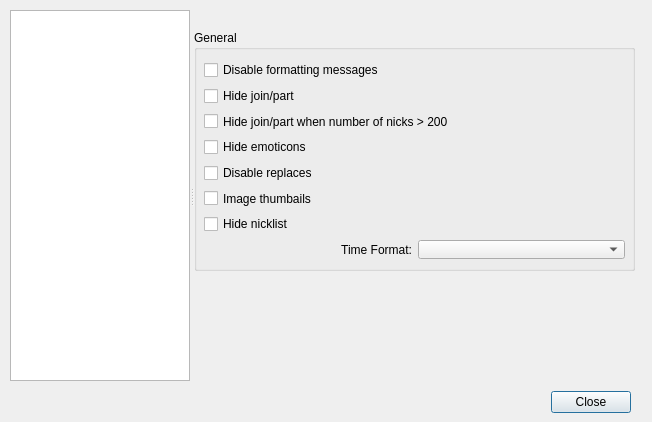
Old version of the form ui/options.ui in the repository gitter-badger/simplechatclient.
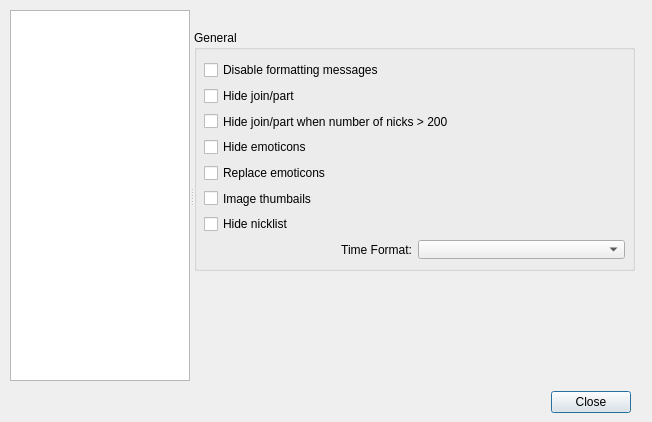
New version of the form. The open tabs and pages were chosen to show the change. Icons and pictures are not drawn.

```diff
--- a/ui/options.ui
+++ b/ui/options.ui
@@ -1280,7 +1280,7 @@
         <item>
          <widget class="QCheckBox" name="checkBox_disable_replaces">
           <property name="text">
-           <string>Disable replaces</string>
+           <string>Replace emoticons</string>
           </property>
          </widget>
         </item>
```
Left out of the diff: 2 changed lines with no effect on the pictures.
